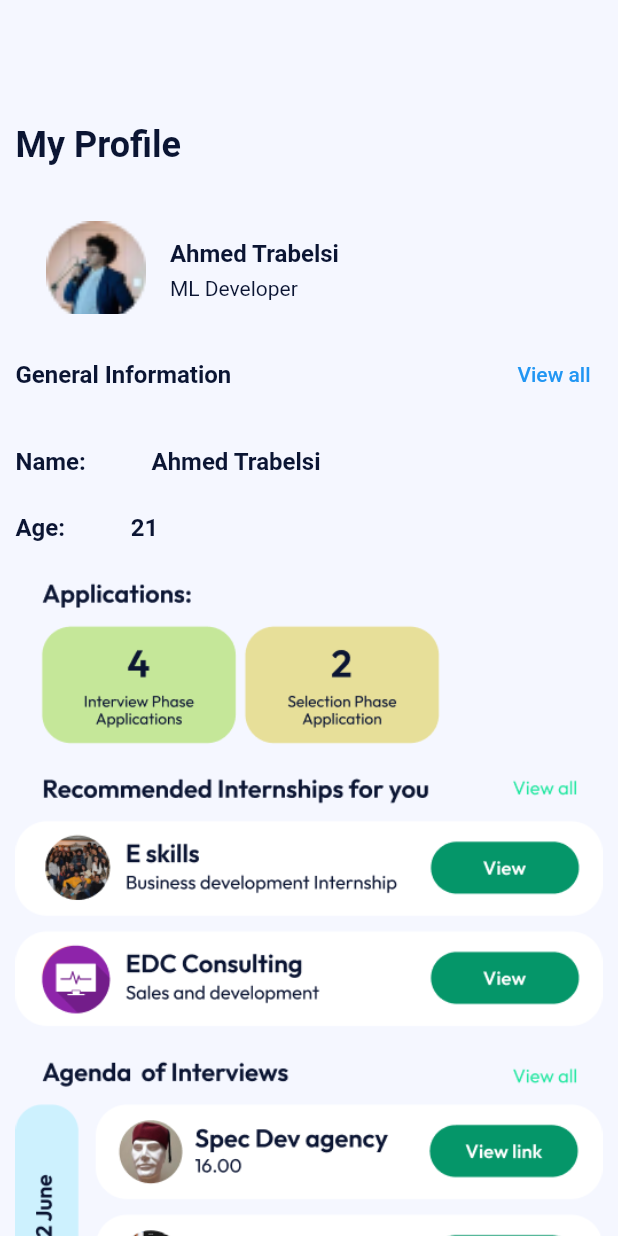
After one commit to MohamedNguira/hiinterns, a Flutter app: the ProfilePage screen opened directly, on a phone screen of 412 x 824 dp. The commit adds this screen. Run offline on Flutter 3.47's test engine with Material 2 defaults, Android fonts, the phone set to English and light mode, and no system bars; Roboto replaces fonts that are missing (Outfit).

Commit message:
Final commit

```diff
--- a/lib/internlist.dart
+++ b/lib/internlist.dart
@@ -21,8 +21,8 @@ class InternListState extends State<InternList> {
   List<Widget> internships = [
     Internship(logo:"1", name: 'Stage en finance', place: "Express FM - Tunis", desc: "Description of the internship. The internship is Good and the whether is better.Good test,good good test", lastpub: "Publié il y a 2 jours", topics: ["Finance" , "Budgétisation","Analyse financière"]),
     SizedBox(height: 20,)
-  ,Internship(logo:"1", name: 'Stage en finance', place: "Express FM - Tunis", desc: "Description of the internship. The internship is Good and the whether is better.Good test,good good test", lastpub: "Publié il y a 2 jours", topics: ["Finance" , "Budgétisation","Analyse financière"])
-   , SizedBox(height: 20,) ,Internship(logo:"1", name: 'Stage en finance', place: "Express FM - Tunis", desc: "Description of the internship. The internship is Good and the whether is better.Good test,good good test", lastpub: "Publié il y a 2 jours", topics: ["Finance" , "Budgétisation","Analyse financière"])
+  ,Internship(logo:"2", name: 'Stage en recrutement IT', place: "Smart Conseil - Ariana", desc: "Description of the internship. The internship is Good and the whether is better.Good test,good good test", lastpub: "Publié il y a 2 jours", topics: ["Gestion des ressources humaines." , "Management"])
+   , SizedBox(height: 20,) ,Internship(logo:"3", name: 'Stage web development', place: "Olindias - Monastir", desc: "Description of the internship. The internship is Good and the whether is better.Good test,good good test", lastpub: "Publié il y a 2 jours", topics: ["HTML" , "CSS","JavaScript"])
 
   ];
   static double h=0,w=0;
--- a/lib/login.dart
+++ b/lib/login.dart
@@ -63,7 +63,7 @@ class LoginPageState extends State<LoginPage> {
       TextField( obscureText: true,decoration:InputDecoration(labelText: "Entrer votre mot de passe",filled:true,fillColor: Color(0x1f81b1f8),border: inputborder),style: inputstyle,),
 
       SizedBox(height: h * 0.04,),
-      TextButton(onPressed: (){MyHomePageState.state = 2;widget.f();},style: TextButton.styleFrom(
+      TextButton(onPressed: (){MyHomePageState.state = 3;widget.f();},style: TextButton.styleFrom(
           backgroundColor: Color(0xff0f0a3c),
           fixedSize: Size(w *0.7,h * 0.08),
           shape: RoundedRectangleBorder(borderRadius: BorderRadius.circular(10))
--- a/lib/main.dart
+++ b/lib/main.dart
@@ -1,4 +1,5 @@
 import 'package:flutter/material.dart';
+import 'package:hiinterns/company.dart';
 import 'package:hiinterns/internlist.dart';
 import 'package:hiinterns/login.dart';
 import 'package:hiinterns/signup.dart';
@@ -13,6 +14,7 @@ class MyApp extends StatelessWidget {
   @override
   Widget build(BuildContext context) {
     return MaterialApp(
+      debugShowCheckedModeBanner: false,
       home: const MyHomePage(),
     );
   }
@@ -39,7 +41,9 @@ class MyHomePageState extends State<MyHomePage> {
     if(state == 1)screen = LoginPage(f:(){setState(() {
 
     });});
-    if(state == 2)screen = InternList();
+    if(state == 2)return  Scaffold(backgroundColor:state >= 2? Color(0xfff6ffdb):Colors.white,body: InternList(),);
+    if(state == 3) return Scaffold(backgroundColor: Color(0xfff5f7ff),body: CompanyPage());
+
     return Scaffold(backgroundColor:state >= 2? Color(0xfff6ffdb):Colors.white,body: screen,);
   }
 }
--- /dev/null
+++ b/lib/profile.dart
@@ -0,0 +1,86 @@
+
+import 'package:flutter/material.dart';
+
+class ProfilePage extends StatefulWidget {
+  const ProfilePage({super.key});
+
+
+
+
+  @override
+  State<ProfilePage> createState() => ProfilePageState();
+}
+
+class ProfilePageState extends State<ProfilePage> {
+
+
+  static double h = 0;
+  static double w = 0;
+
+ @override
+  Widget build(BuildContext context) {
+    h = MediaQuery.of(context).size.height;
+    w = MediaQuery.of(context).size.width;
+
+    return  Scaffold(backgroundColor:Color(0xfff5f7ff) ,body:Center(child:SizedBox(width: w * 0.95,child:SingleChildScrollView(child:Column(crossAxisAlignment:CrossAxisAlignment.start,children: [
+      SizedBox(height: h * 0.1,),
+      Text(
+        'My Profile',
+        style: TextStyle(
+          color: Color(0xFF0B1533),
+          fontSize: 24,
+          fontFamily: 'Outfit',
+          fontWeight: FontWeight.w600,
+        ),
+      ),
+      SizedBox(height: h * 0.02,),
+      SizedBox(width: w * 0.95, height: h * 0.1, child: Stack(children: [
+        Positioned(child: Image.asset("images/" + 'wael'+ ".png",scale: 0.6,), left: w * 0.05, top: h * 0.025,),
+        Positioned(child: Text(
+          "Ahmed Trabelsi",
+          style: TextStyle(
+            color: Color(0xFF0B1533),
+            fontSize: 16,
+            fontFamily: 'Outfit',
+            fontWeight: FontWeight.w600,
+          ),
+        ), top: h * 0.04,left: w * 0.25,),
+        Positioned(child: Text(
+          "ML Developer",
+          style: TextStyle(
+            color: Color(0xFF0B1533),
+            fontSize: 14,
+            fontFamily: 'Outfit',
+            fontWeight: FontWeight.w400,
+          ),
+        ), top: h * 0.07,left: w * 0.25,),
+      ],),),
+      SizedBox(height: h * 0.02,),
+      Row(mainAxisAlignment: MainAxisAlignment.spaceBetween,children: [Text("General Information",style: TextStyle(
+        color: Color(0xFF0B1533),
+        fontSize: 16,
+        fontFamily: 'Outfit',
+        fontWeight: FontWeight.w600,
+      ),),TextButton(onPressed: (){}, child: Text("View all"))],),
+
+      SizedBox(height: h * 0.03,),
+      Text("Name:           Ahmed Trabelsi",style: TextStyle(
+        color: Color(0xFF0B1533),
+        fontSize: 16,
+        fontFamily: 'Outfit',
+        fontWeight: FontWeight.w600,
+
+      ),),
+      SizedBox(height: h * 0.03,),
+      Text("Age:           21",style: TextStyle(
+        color: Color(0xFF0B1533),
+        fontSize: 16,
+        fontFamily: 'Outfit',
+        fontWeight: FontWeight.w600,
+
+      ),),
+      SizedBox(height: h * 0.03,),
+      Image.asset("images/ProfileScreen.png",)
+    ])))));
+  }
+}
```
Also changed, not shown: lib/company.dart (added, +165 -0 lines), images/ProfileScreen.png (added), images/button.png (added), images/hi-interns.com by html.to.design ❤️ FREE version - 03/09/Vector.png (deleted), images/wael.png (added), 1 other file.
